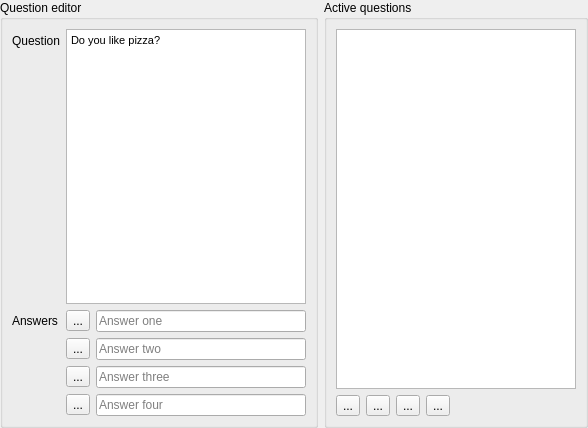
The window that src/templates/quiz/quizeditor.ui (BuildmLearn/BuildmLearn-Toolkit) describes before a commit, drawn with Qt 5.
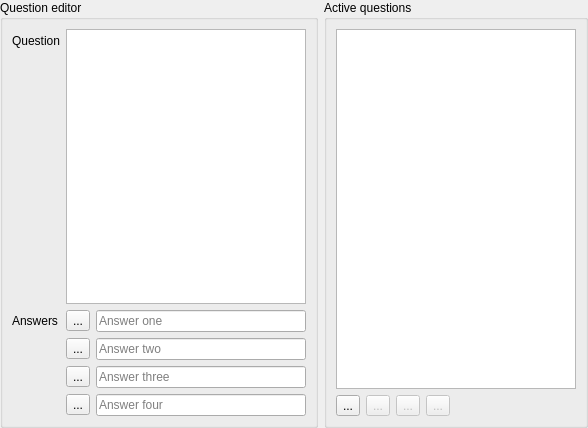
The same window after the commit. Custom widgets are drawn as their Qt base class.

```diff
--- a/src/templates/quiz/quizeditor.ui
+++ b/src/templates/quiz/quizeditor.ui
@@ -52,7 +52,7 @@
 &lt;html&gt;&lt;head&gt;&lt;meta name=&quot;qrichtext&quot; content=&quot;1&quot; /&gt;&lt;style type=&quot;text/css&quot;&gt;
 p, li { white-space: pre-wrap; }
 &lt;/style&gt;&lt;/head&gt;&lt;body style=&quot; font-family:'MS Shell Dlg 2'; font-size:8.25pt; font-weight:400; font-style:normal;&quot;&gt;
-&lt;p style=&quot; margin-top:0px; margin-bottom:0px; margin-left:0px; margin-right:0px; -qt-block-indent:0; text-indent:0px;&quot;&gt;&lt;span style=&quot; font-size:8pt;&quot;&gt;Do you like pizza?&lt;/span&gt;&lt;/p&gt;&lt;/body&gt;&lt;/html&gt;</string>
+&lt;p style=&quot;-qt-paragraph-type:empty; margin-top:0px; margin-bottom:0px; margin-left:0px; margin-right:0px; -qt-block-indent:0; text-indent:0px; font-size:8pt;&quot;&gt;&lt;br /&gt;&lt;/p&gt;&lt;/body&gt;&lt;/html&gt;</string>
         </property>
        </widget>
       </item>
@@ -153,6 +153,12 @@
       </item>
       <item row="1" column="3">
        <widget class="PlainToolButton" name="m_btnQuestionDown">
+        <property name="enabled">
+         <bool>false</bool>
+        </property>
+        <property name="toolTip">
+         <string>Move question down.</string>
+        </property>
         <property name="text">
          <string>...</string>
         </property>
@@ -160,6 +166,12 @@
       </item>
       <item row="1" column="1">
        <widget class="PlainToolButton" name="m_btnQuestionRemove">
+        <property name="enabled">
+         <bool>false</bool>
+        </property>
+        <property name="toolTip">
+         <string>Remove selected question.</string>
+        </property>
         <property name="text">
          <string>...</string>
         </property>
@@ -167,6 +179,12 @@
       </item>
       <item row="1" column="2">
        <widget class="PlainToolButton" name="m_btnQuestionUp">
+        <property name="enabled">
+         <bool>false</bool>
+        </property>
+        <property name="toolTip">
+         <string>Move question up.</string>
+        </property>
         <property name="text">
          <string>...</string>
         </property>
```
Left out of the diff: 15 changed lines with no effect on the pictures.
